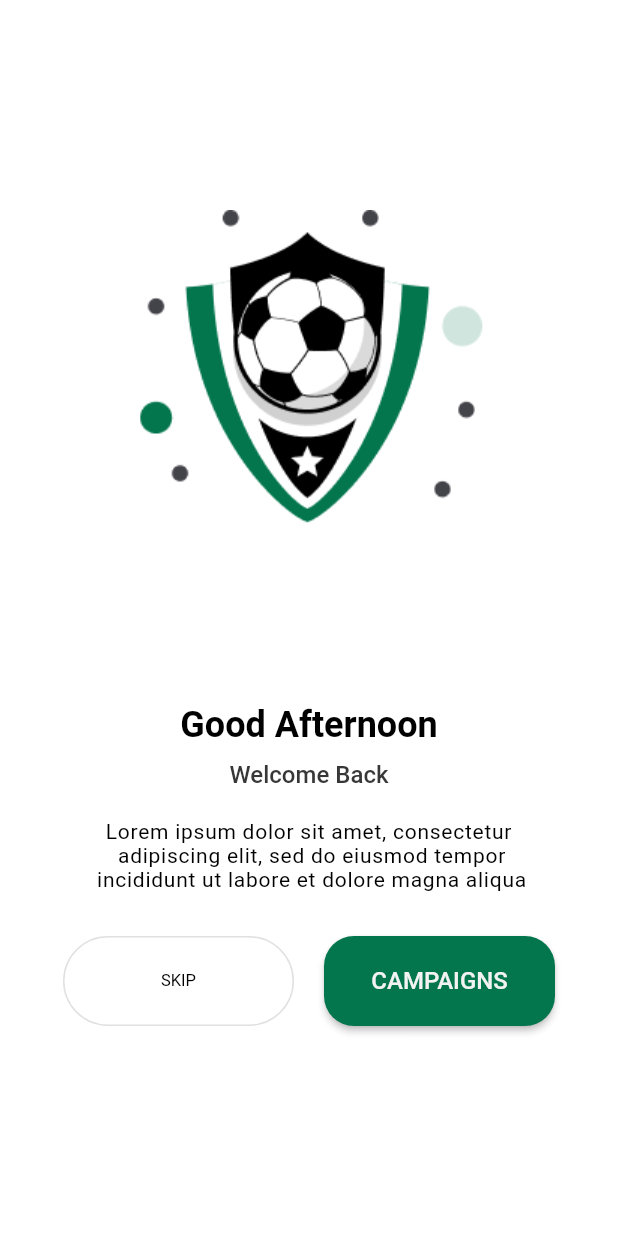
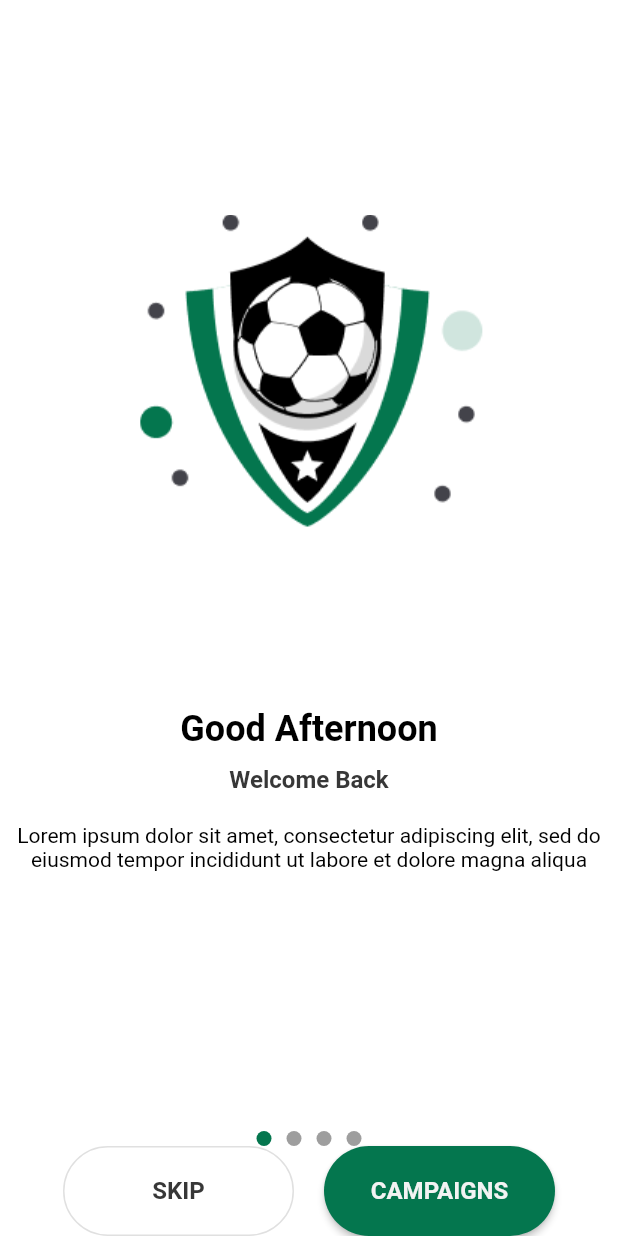
Before and after one commit to duongquangsang080299/flutter_exercise, a Flutter app: the screen it shows after launch, on a phone screen of 412 x 824 dp. Run offline on Flutter 3.47's test engine with Material 2 defaults, Android fonts, the phone set to English and light mode, and no system bars; our stand-ins replace bloc, device_preview, flutter_bloc, go_router; generated files the repository leaves out were written again.

Commit message:
Fix Update Code

```diff
--- a/lib/features/onboarding.dart
+++ b/lib/features/onboarding.dart
@@ -1,122 +1,202 @@
-// import 'package:dots_indicator/dots_indicator.dart';
 import 'package:flutter/material.dart';
 import 'package:go_router/go_router.dart';
 import 'package:soccer_club_app/core/color/app_color.dart';
 import 'package:soccer_club_app/core/theme/app_theme.dart';
-// import 'package:soccer_club_app/page/page1.dart';
-// import 'package:soccer_club_app/page/page2.dart';
-// import 'package:soccer_club_app/page/page3.dart';
-// import 'package:soccer_club_app/page/page4.dart';
+import 'package:soccer_club_app/core/typography/app_fontweight.dart';
 import 'package:soccer_club_app/widgets/button.dart';
 
-class OnBoarding extends StatelessWidget {
+class OnBoarding extends StatefulWidget {
   const OnBoarding({super.key});
 
   @override
+  State<OnBoarding> createState() => _OnBoardingState();
+}
+
+class _OnBoardingState extends State<OnBoarding> {
+  final PageController _pageController = PageController();
+  int _currentPageIndex = 0;
+
+  @override
+  void dispose() {
+    _pageController.dispose();
+    super.dispose();
+  }
+
+  @override
   Widget build(BuildContext context) {
-    final theme = AppTheme(); // Instantiate your theme
-
     return Scaffold(
-      backgroundColor: Colors.white, // Set background color here
-      body: Center(
+      body: SafeArea(
         child: Column(
-          mainAxisAlignment: MainAxisAlignment.center,
           children: [
-            SizedBox(
-              width: 243,
-              height: 309,
-              child: Image.asset('assets/images/clogo.png'),
+            Expanded(
+              child: PageView.builder(
+                itemCount: demoData.length,
+                controller: _pageController,
+                onPageChanged: (index) {
+                  setState(() {
+                    _currentPageIndex = index;
+                  });
+                },
+                itemBuilder: (context, index) => OnBoardingContent(
+                  image: demoData[index].image,
+                  title: demoData[index].title,
+                  description: demoData[index].description,
+                  subtitle: demoData[index].subtitle,
+                ),
+              ),
             ),
-
-            const SizedBox(height: 20),
-
-            // Display Large Text
-            Text(
-              'Good Afternoon',
-              style: Theme.of(context).textTheme.displayLarge,
+             Row(
+              mainAxisAlignment: MainAxisAlignment.center,
+              children: List.generate(
+                demoData.length,
+                (index) => Container(
+                  width: 10,
+                  height: 10,
+                  margin: const EdgeInsets.symmetric(horizontal: 5),
+                  decoration: BoxDecoration(
+                    shape: BoxShape.circle,
+                    color: index == _currentPageIndex
+                        ? AppColor.primaryColor
+                        : Colors.grey,
+                  ),
+                ),
+              ),
             ),
-
-            const SizedBox(height: 10),
-
-            // Display Medium Text
-            Text('Welcome Back',
-                style: Theme.of(context)
-                    .textTheme
-                    .displayMedium
-                    ?.copyWith(color: AppColor.jetBlackColor)),
-
-            const SizedBox(height: 20),
-
-            // Title Description Text
-            Text(
-              'Lorem ipsum dolor sit amet, consectetur \n adipiscing elit, sed do eiusmod tempor \n incididunt ut labore et dolore magna aliqua',
-              style: Theme.of(context).textTheme.bodyLarge?.copyWith(
-                    letterSpacing: 0.5,
-                  ),
-              textAlign: TextAlign.center,
-            ),
-
-            const SizedBox(height: 30),
-
-            // SizedBox(
-            //     height: 500,
-            //     child: PageView(
-            //       controller: _controller,
-            //       onPageChanged: (index) {
-            //         _currentIndex = index;
-            //       },
-            //       children: const [
-            //         Page1(),
-            //         Page2(),
-            //         Page3(),
-            //         Page4(),
-            //       ],
-            //     ),
-            //   ),
-
-            //   // Dots Indicator
-            //   DotsIndicator(
-            //     dotsCount: 4, // Number of dots (pages)
-            //     // position: _currentIndex.toDouble(),
-            //     decorator: const DotsDecorator(
-            //       activeColor: AppColor.primaryColor, // Active dot color
-            //       size:  Size.square(10), // Size of the dots
-            //       activeSize:  Size.square(10), // Size of the active dot
-            //     ),
-            //   ),
-
             Row(
               mainAxisAlignment: MainAxisAlignment.center,
               children: [
-                // SCOutlinedButton
                 SCOutlineButton(
-                  onPressed: () {},
+                  onPressed: () {
+                    // Handle SKIP button click
+                  },
                   text: 'SKIP',
-                  style: Theme.of(context).textTheme.titleMedium?.copyWith(
-                        color: AppColor.textPrimary,
+                  style: Theme.of(context).textTheme.displayMedium?.copyWith(
+                        color: AppColor.jetBlackColor,
+                        fontWeight: AppFontWeight.semiBold,
                       ),
                   width: 154,
                   height: 60,
                   borderRadius: 30,
                 ),
                 const SizedBox(width: 20),
-                // SCButton (ElevatedButton)
                 SCButton(
                   onPressed: () {
                     GoRouter.of(context).go('/welcomeScreen');
                   },
                   text: 'CAMPAIGNS',
+                  style: Theme.of(context).textTheme.displayMedium?.copyWith(
+                        color: AppColor.whiteSmokeColor,
+                        fontWeight: AppFontWeight.semiBold,
+                      ),
                   backgroundColor: AppColor.primaryColor,
                   width: 154,
                   height: 60,
                   borderRadius: 20,
-                  // You can add more properties as needed
                 ),
               ],
-            )
+            ),
           ],
         ),
       ),
     );
   }
 }
+
+class OnBoardData {
+  OnBoardData({
+    required this.image,
+    required this.title,
+    required this.subtitle,
+    required this.description,
+  });
+  final String image;
+  final String title;
+  final String subtitle;
+  final String description;
+}
+
+final List<OnBoardData> demoData = [
+  OnBoardData(
+    image: 'assets/images/clogo.png',
+    title: 'Good Afternoon',
+    description: 'Lorem ipsum dolor sit amet, consectetur '
+        'adipiscing elit, sed do eiusmod tempor '
+        'incididunt ut labore et dolore magna aliqua',
+    subtitle: 'Welcome Back',
+  ),
+  OnBoardData(
+    image: 'assets/images/clogo.png',
+    title: 'Good Afternoon',
+    description: 'Lorem ipsum dolor sit amet, consectetur '
+        'adipiscing elit, sed do eiusmod tempor '
+        'incididunt ut labore et dolore magna aliqua',
+    subtitle: 'Welcome Back',
+  ),
+  OnBoardData(
+    image: 'assets/images/clogo.png',
+    title: 'Good Afternoon',
+    description: 'Lorem ipsum dolor sit amet, consectetur '
+        'adipiscing elit, sed do eiusmod tempor '
+        'incididunt ut labore et dolore magna aliqua',
+    subtitle: 'Welcome Back',
+  ),
+  OnBoardData(
+    image: 'assets/images/clogo.png',
+    title: 'Good Afternoon',
+    description: 'Lorem ipsum dolor sit amet, consectetur '
+        'adipiscing elit, sed do eiusmod tempor '
+        'incididunt ut labore et dolore magna aliqua',
+    subtitle: 'Welcome Back',
+  ),
+];
+
+
+class OnBoardingContent extends StatelessWidget {
+
+  const OnBoardingContent({
+    required this.image,
+    required this.title,
+    required this.description,
+    required this.subtitle,
+    super.key,
+  });
+
+  final String image;
+  final String title;
+  final String description;
+  final String subtitle;
+
+  @override
+  Widget build(BuildContext context) {
+    return Column(
+      mainAxisAlignment: MainAxisAlignment.center,
+      children: [
+        SizedBox(
+          width: 243,
+          height: 309,
+          child: Image.asset(image),
+        ),
+        const SizedBox(height: 20),
+        Text(
+          title,
+          style: Theme.of(context).textTheme.displayLarge,
+        ),
+        const SizedBox(height: 10),
+        Text(
+          subtitle,
+          style: Theme.of(context).textTheme.displayMedium?.copyWith(
+                color: AppColor.jetBlackColor,
+                fontWeight: AppFontWeight.semiBold,
+              ),
+        ),
+        const SizedBox(height: 20),
+        Text(
+          description,
+          style: Theme.of(context).textTheme.bodyLarge,
+          textAlign: TextAlign.center,
+        ),
+        const SizedBox(height: 30),
+      ],
+    );
+  }
+}
--- a/lib/widgets/button.dart
+++ b/lib/widgets/button.dart
@@ -17,20 +17,20 @@ class SCButton extends StatelessWidget {
     // Optional width of the button
     this.width,
     // Border color of the button (default is transparent)
-    this.borderColor,
+
     // Background color of the button (default is blue)
     this.backgroundColor,
     this.height,
-    this.borderRadius,
+    this.borderRadius, this.style,
   });
   final String text;
   final Color? textColor;
   final double? width;
   final Color? backgroundColor;
-  final Color? borderColor;
   final VoidCallback? onPressed;
   final double? height;
   final int? borderRadius;
+  final TextStyle? style;
 
   @override
   Widget build(BuildContext context) {
@@ -39,15 +39,23 @@ class SCButton extends StatelessWidget {
       height: height,
       child: ElevatedButton(
         onPressed: onPressed,
-        style: Theme.of(context).elevatedButtonTheme.style,
+         style: ButtonStyle(
+          shape: MaterialStateProperty.all<RoundedRectangleBorder>(
+            RoundedRectangleBorder(
+              borderRadius: BorderRadius.circular(40),
+            ),
+          ),
+        ),
         child: SCText.displayMedium(
           context,
           text: text,
+          style: style,
         ),
       ),
     );
   }
 }
+
 
 /// Define SCButtonIcon widget with icon and text
 class SCButtonIcon extends StatelessWidget {
@@ -74,6 +82,7 @@ class SCButtonIcon extends StatelessWidget {
   final IconData? icon;
   final Color? color;
   final int? borderRadius;
+
 
   @override
   Widget build(BuildContext context) {
```
Also changed, not shown: lib/data_model.dart (added, +49 -0 lines).
